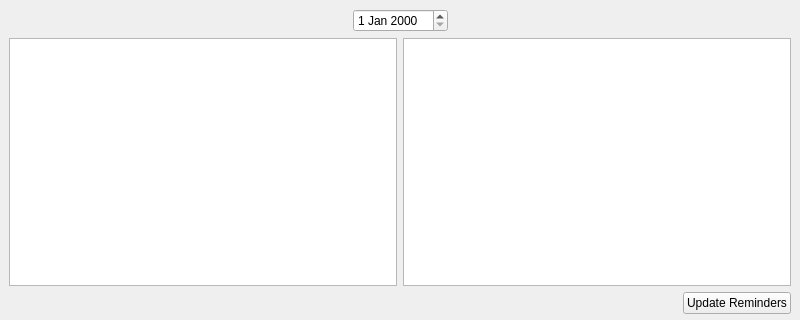
This is mainwindow.ui in Repented/Citrushack_2021 as Qt 5 draws it before an edit; both pictures show x 0 to 800 and y 0 to 320 of the 800 by 600 pixel window. The edited form follows.
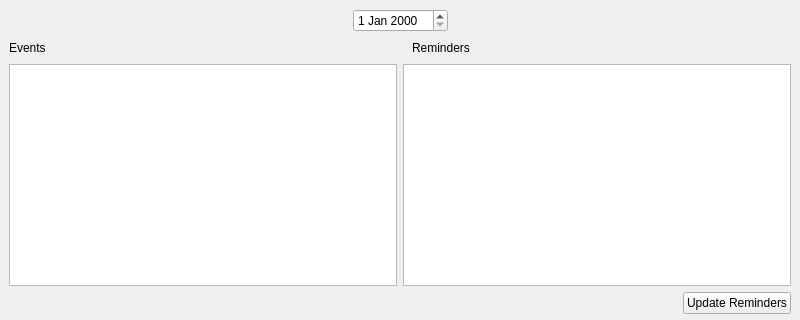
This is the edited form.

Diff of the .ui file:
```diff
--- a/mainwindow.ui
+++ b/mainwindow.ui
@@ -52,13 +52,60 @@
           </item>
          </layout>
         </item>
+        <item>
+         <layout class="QHBoxLayout" name="horizontalLayout_4">
+          <item>
+           <widget class="QLabel" name="label_2">
+            <property name="text">
+             <string>Events</string>
+            </property>
+           </widget>
+          </item>
+          <item>
+           <spacer name="horizontalSpacer">
+            <property name="orientation">
+             <enum>Qt::Horizontal</enum>
+            </property>
+            <property name="sizeType">
+             <enum>QSizePolicy::MinimumExpanding</enum>
+            </property>
+            <property name="sizeHint" stdset="0">
+             <size>
+              <width>360</width>
+              <height>20</height>
+             </size>
+            </property>
+           </spacer>
+          </item>
+          <item>
+           <widget class="QLabel" name="label">
+            <property name="text">
+             <string>Reminders</string>
+            </property>
+           </widget>
+          </item>
+          <item>
+           <spacer name="horizontalSpacer_6">
+            <property name="orientation">
+             <enum>Qt::Horizontal</enum>
+            </property>
+            <property name="sizeHint" stdset="0">
+             <size>
+              <width>40</width>
+              <height>20</height>
+             </size>
+            </property>
+           </spacer>
+          </item>
+         </layout>
+        </item>
         <item>
          <layout class="QHBoxLayout" name="horizontalLayout_3">
           <item>
-           <widget class="QTextEdit" name="eventsViewer"/>
+           <widget class="QListWidget" name="eventList"/>
           </item>
           <item>
-           <widget class="QTextEdit" name="reminderViewer"/>
+           <widget class="QListWidget" name="reminderList"/>
           </item>
          </layout>
         </item>
```
